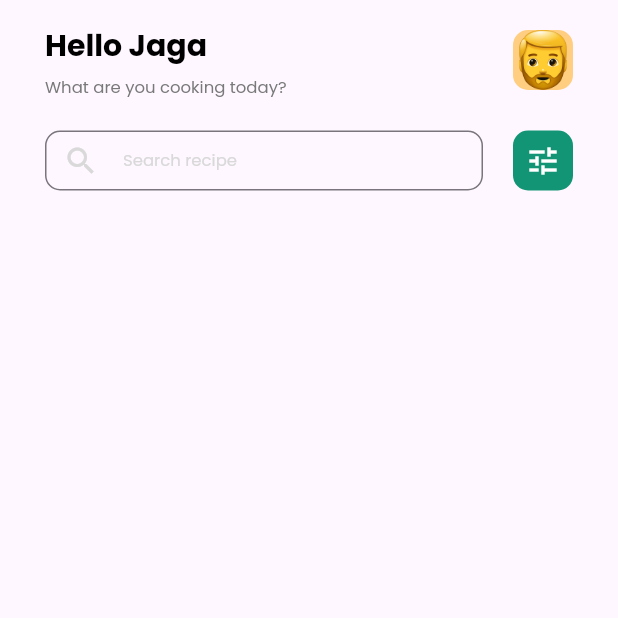
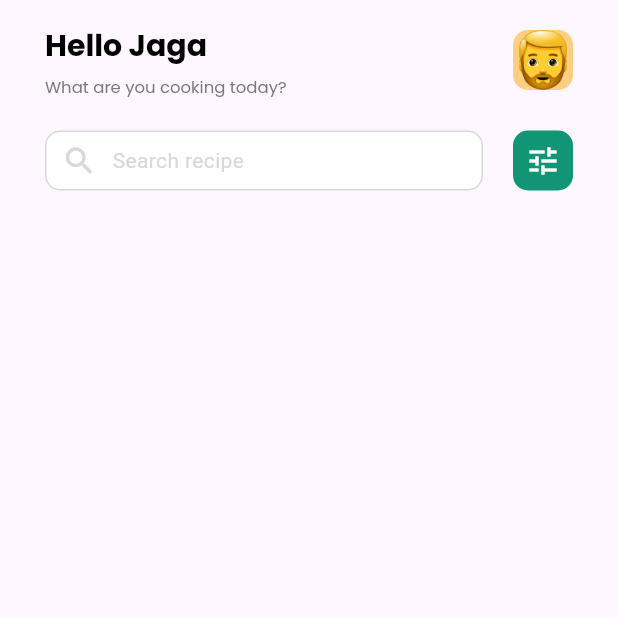
Before and after one commit to lgy159/food_recipe_app, a Flutter app: the HomeScreen screen opened by its route, on a phone screen of 412 x 824 dp, the top half of it. Run offline on Flutter 3.47's test engine with Material 3 defaults, Android fonts, the phone set to English and light mode, and no system bars; our stand-ins replace freezed_annotation, go_router, google_fonts; generated files the repository leaves out were written again.

Commit message:
feat: search_screen 및 router 구현

```diff
--- a/lib/data/repository/recipe_repository.dart
+++ b/lib/data/repository/recipe_repository.dart
@@ -3,4 +3,6 @@ import '../model/saved_recipe.dart';
 
 abstract interface class RecipeRepository {
   Future<Result<List<SavedRecipe>>> getSavedRecipes();
+  Future<Result<List<SavedRecipe>>> getRecentRecipes();
+  Future<Result<List<SavedRecipe>>> searchRecipes(String title);
 }
--- a/lib/presentation/components/big_button.dart
+++ b/lib/presentation/components/big_button.dart
@@ -31,7 +31,7 @@ class _BigButtonState extends State<BigButton> {
       onTapUp: (_) {
         setState(() {
           buttonColor = ColorStyles.primary100;
-          widget.onTap;
+          widget.onTap();
         });
       },
       onTapCancel: () {
--- a/lib/presentation/components/divide_text.dart
+++ b/lib/presentation/components/divide_text.dart
@@ -26,7 +26,7 @@ class DivideText extends StatelessWidget {
         children: [
           const Expanded(
             child: Divider(
-              height: 50,
+              height: 10,
               color: Colors.grey,
               thickness: 1.0,
             ),
@@ -43,7 +43,7 @@ class DivideText extends StatelessWidget {
           ),
           const Expanded(
             child: Divider(
-              height: 50,
+              height: 10,
               color: Colors.grey,
               thickness: 1.0,
             ),
--- a/lib/presentation/components/recipe_card_widget.dart
+++ b/lib/presentation/components/recipe_card_widget.dart
@@ -52,7 +52,7 @@ class RecipeCardWidget extends StatelessWidget {
                     ),
                     child: Row(
                       children: [
-                        const Icon(Icons.star, color: Colors.orange, size: 10),
+                        const Icon(Icons.star, color: ColorStyles.rating, size: 10),
                         const SizedBox(width: 3),
                         Text(
                           savedRecipe.rate.toString(),
--- /dev/null
+++ b/lib/presentation/components/search_input_layout.dart
@@ -0,0 +1,65 @@
+import 'package:flutter/material.dart';
+
+import '../../ui/color_styles.dart';
+import '../../ui/text_styles.dart';
+
+class SearchInputLayout extends StatelessWidget {
+  final void Function() onTap;
+
+  const SearchInputLayout({super.key, required this.onTap});
+
+  @override
+  Widget build(BuildContext context) {
+    return Row(
+      children: [
+        Expanded(
+          child: GestureDetector(
+            onTap: onTap,
+            child: Container(
+                height: 40,
+                padding: const EdgeInsets.symmetric(horizontal: 10.0),
+                decoration: BoxDecoration(
+                  color: ColorStyles.white,
+                  borderRadius: BorderRadius.circular(10.0),
+                  border: Border.all(
+                    color: ColorStyles.grey4,
+                    width: 1.0,
+                  ),
+                ),
+                child: const Row(
+                  children: [
+                    Icon(
+                      Icons.search,
+                      color: ColorStyles.grey4,
+                    ),
+                    SizedBox(width: 10),
+                    Text(
+                      'Search recipe',
+                      style: TextStyle(
+                        color: ColorStyles.grey4,
+                      ),
+                    ),
+                  ],
+                )),
+          ),
+        ),
+        const SizedBox(width: 20),
+        Container(
+          width: 40,
+          height: 40,
+          decoration: BoxDecoration(
+            color: ColorStyles.primary100,
+            borderRadius: BorderRadius.circular(10),
+          ),
+          child: const Center(
+            child: Icon(
+              Icons.tune,
+              color: ColorStyles.white,
+              size: 24,
+            ),
+          ),
+        ),
+      ],
+    );
+  }
+}
--- a/lib/presentation/components/search_input_widget.dart
+++ b/lib/presentation/components/search_input_widget.dart
@@ -4,7 +4,9 @@ import '../../ui/color_styles.dart';
 import '../../ui/text_styles.dart';
 
 class SearchInputWidget extends StatelessWidget {
-  const SearchInputWidget({super.key});
+  final void Function(String text) onChanged;
+
+  const SearchInputWidget({super.key, required this.onChanged});
 
   @override
   Widget build(BuildContext context) {
@@ -14,6 +16,7 @@ class SearchInputWidget extends StatelessWidget {
           child: SizedBox(
             height: 40,
             child: TextField(
+              onChanged: onChanged,
               style: Fonts.smallerTextRegular.copyWith(
                 color: ColorStyles.black,
               ),
--- a/lib/presentation/components/sns_login_buttons.dart
+++ b/lib/presentation/components/sns_login_buttons.dart
@@ -7,7 +7,7 @@ class SnsLoginButtons extends StatelessWidget {
   @override
   Widget build(BuildContext context) {
     return Padding(
-      padding: const EdgeInsets.only(top: 20),
+      padding: const EdgeInsets.only(top: 10),
       child: Row(
         mainAxisAlignment: MainAxisAlignment.center,
         children: [
--- a/lib/presentation/home/home_screen.dart
+++ b/lib/presentation/home/home_screen.dart
@@ -1,5 +1,6 @@
 import 'package:flutter/material.dart';
 import 'package:go_router/go_router.dart';
+import 'package:sesac_ton/presentation/components/search_input_layout.dart';
 import 'package:sesac_ton/presentation/components/search_input_widget.dart';
 
 import '../../ui/color_styles.dart';
@@ -51,8 +52,7 @@ class HomeScreen extends StatelessWidget {
               const SizedBox(
                 height: 20,
               ),
-              GestureDetector(
-                child: SearchInputWidget(),
+              SearchInputLayout(
                 onTap: () {
                   context.go('/search_recipe');
                 },
--- a/lib/presentation/saved_recipes/saved_recipes_view.dart
+++ b/lib/presentation/saved_recipes/saved_recipes_view.dart
@@ -1,11 +1,6 @@
 import 'package:flutter/material.dart';
 import 'package:go_router/go_router.dart';
-import 'package:provider/provider.dart';
-import 'package:sesac_ton/core/result.dart';
-import 'package:sesac_ton/data/model/saved_recipe.dart';
-import 'package:sesac_ton/data/repository/recipe_repository.dart';
 import 'package:sesac_ton/presentation/components/recipe_card_widget.dart';
-import 'package:sesac_ton/presentation/saved_recipe_detail/saved_recipe_detail_screen.dart';
 import 'package:sesac_ton/presentation/saved_recipes/saved_recipes_view_model.dart';
 
 class SavedRecipesView extends StatelessWidget {
```
Also changed, not shown: lib/data/repository_impl/recipe_repository_impl.dart (+22 -0 lines), lib/presentation/components/recipe_thumbnail_card.dart (+10 -13 lines), lib/presentation/navigation/router.dart (+11 -2 lines), lib/presentation/search_recipe/search_recipe_screen.dart (+30 -19 lines), lib/presentation/search_recipe/search_recipes_view_model.dart (added, +51 -0 lines), lib/presentation/sing_up/sing_up_screen.dart (+4 -4 lines).
